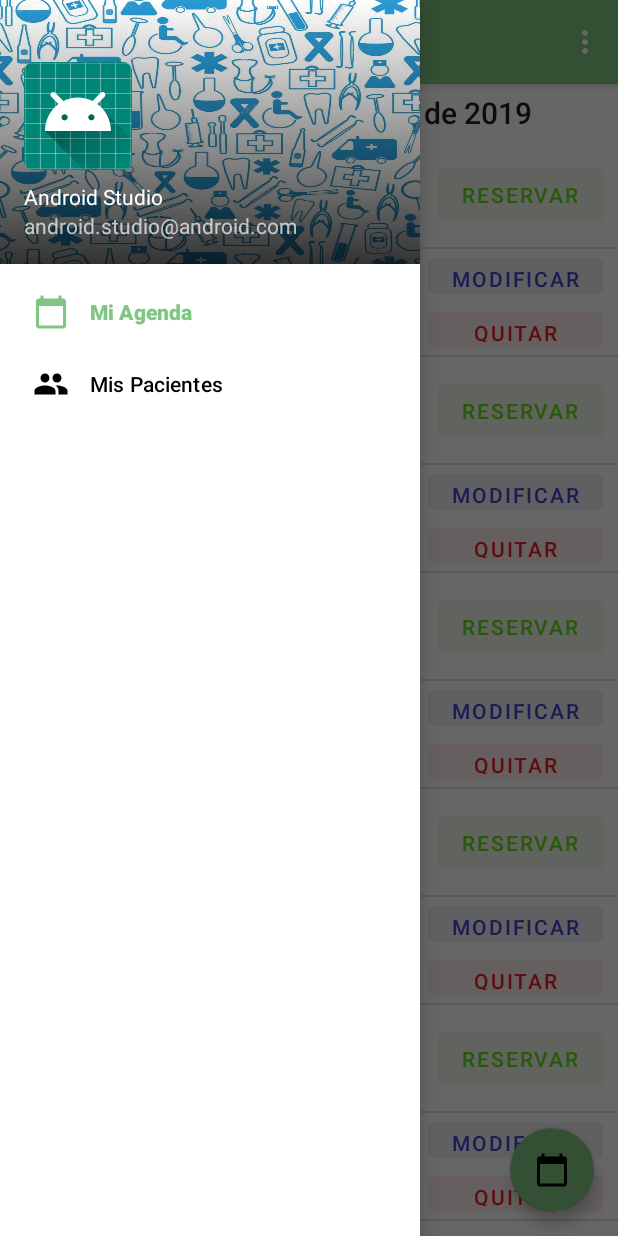
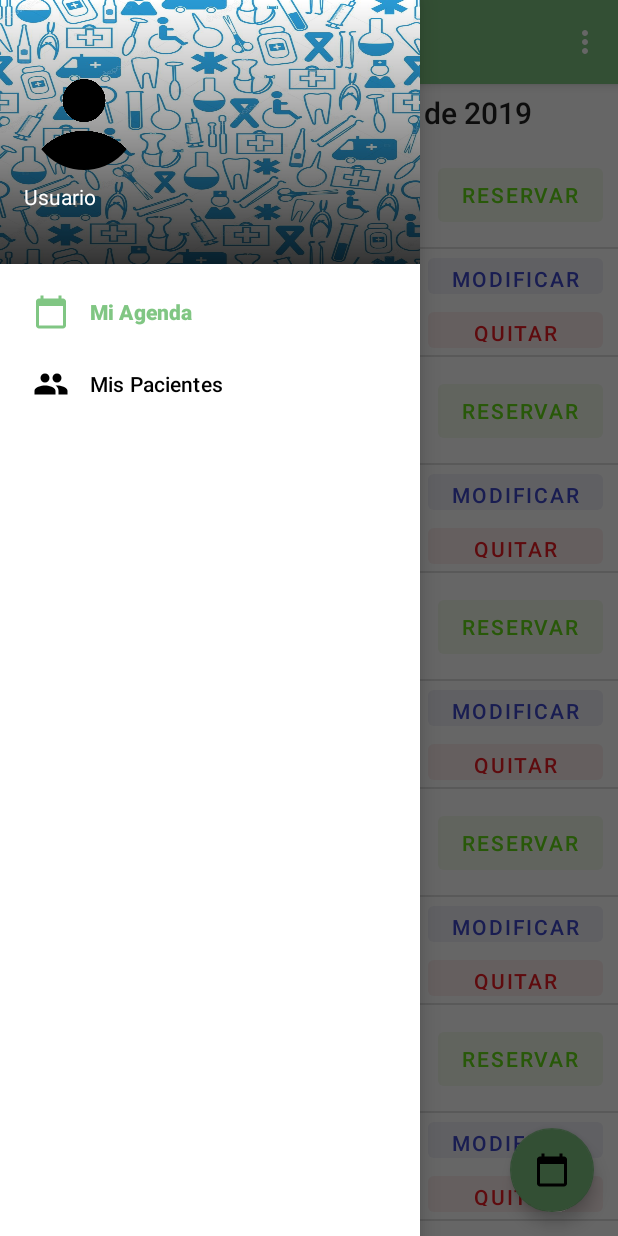
Before and after one commit to gezdiaz/MiAgenda, an Android app: the screen it shows after launch once a user with an empty profile is signed in (PrincipalActivity), with the side drawer open, on a phone screen of 412 x 824 dp. Run offline under Robolectric (Android 15) with nearby library versions, the phone set to English and light mode, and no system bars; our stand-ins replace CircleImageView, Firebase (no records; nobody signed in at launch, a user with empty details on screens opened directly), navigation-ui.

Commit message:
Actualización de la interfaz con usuario logueado
Ahora se actualiza el drawer para mostrar la información del usuario logueado.
Además cambié las imágenes por default de los pacientes y agregué una dependencia para hacer imágenes circulares.

```diff
--- a/app/build.gradle
+++ b/app/build.gradle
@@ -34,4 +34,7 @@ dependencies {
     androidTestImplementation 'androidx.test.espresso:espresso-core:3.1.1'
     implementation 'com.google.firebase:firebase-auth:19.2.0'
     implementation 'com.google.android.gms:play-services-auth:17.0.0'
+    implementation 'com.github.bumptech.glide:glide:4.8.0'
+    annotationProcessor 'com.github.bumptech.glide:compiler:4.8.0'
+    implementation 'de.hdodenhof:circleimageview:1.3.0'
 }
--- a/app/src/main/java/frsf/isi/dam/gtm/miagenda/interfaces/drawerprincipal/PrincipalActivity.java
+++ b/app/src/main/java/frsf/isi/dam/gtm/miagenda/interfaces/drawerprincipal/PrincipalActivity.java
@@ -1,6 +1,7 @@
 package frsf.isi.dam.gtm.miagenda.interfaces.drawerprincipal;
 
 import android.content.Intent;
+import android.net.Uri;
 import android.os.Bundle;
 
 import androidx.navigation.NavController;
@@ -8,6 +9,7 @@ import androidx.navigation.Navigation;
 import androidx.navigation.ui.AppBarConfiguration;
 import androidx.navigation.ui.NavigationUI;
 
+import com.bumptech.glide.Glide;
 import com.google.android.material.navigation.NavigationView;
 import com.google.firebase.auth.FirebaseAuth;
 import com.google.firebase.auth.FirebaseUser;
@@ -19,6 +21,9 @@ import androidx.appcompat.widget.Toolbar;
 
 import android.view.Menu;
 import android.view.MenuItem;
+import android.view.View;
+import android.widget.ImageView;
+import android.widget.TextView;
 
 import frsf.isi.dam.gtm.miagenda.R;
 import frsf.isi.dam.gtm.miagenda.interfaces.LoginActivity;
@@ -26,7 +31,9 @@ import frsf.isi.dam.gtm.miagenda.interfaces.LoginActivity;
 public class PrincipalActivity extends AppCompatActivity {
 
     private AppBarConfiguration mAppBarConfiguration;
-    FirebaseAuth mAuth;
+    private FirebaseAuth mAuth;
+    private TextView userNameTxt, userEmailTxt;
+    private ImageView userImageView;
 
     @Override
     protected void onCreate(Bundle savedInstanceState) {
@@ -42,10 +49,39 @@ public class PrincipalActivity extends AppCompatActivity {
             //No hay cuenta iniciada
             startActivity(new Intent(this, LoginActivity.class));
             finish();
+        }else {
+            //Hay una cuenta iniciada
+            DrawerLayout drawer = findViewById(R.id.drawer_layout);
+            NavigationView navigationView = findViewById(R.id.nav_view);
+
+            //Seteo el perfil del usuario logueado en el header del drawer
+            View headerView = navigationView.getHeaderView(0);
+            userNameTxt = headerView.findViewById(R.id.user_name_txt);
+            userEmailTxt = headerView.findViewById(R.id.user_email_txt);
+            userImageView = headerView.findViewById(R.id.user_image_view);
+
+            //nombre se usuario
+            String userName = user.getDisplayName();
+            if(userName != null && !userName.isEmpty()){
+                userNameTxt.setText(userName);
+            }else{
+                //Si el usuario no tiene nombre (inicio con mail)
+                userNameTxt.setText(R.string.usuario_default);
+            }
+            //Email siempre tiene
+            userEmailTxt.setText(user.getEmail());
+            //Foto de perfil
+            Uri photoUrl = user.getPhotoUrl();
+            if(photoUrl != null){
+                //Si tiene foto la cargo con Glide
+                Glide.with(headerView)
+                        .load(photoUrl)
+                        .into(userImageView);
+            }else{
+                //Si no tiene foto pongo la default
+                userImageView.setImageResource(R.drawable.perfil_default);
             }
 
-        DrawerLayout drawer = findViewById(R.id.drawer_layout);
-        NavigationView navigationView = findViewById(R.id.nav_view);
             // Passing each menu ID as a set of Ids because each
             // menu should be considered as top level destinations.
             mAppBarConfiguration = new AppBarConfiguration.Builder(
@@ -55,6 +91,7 @@ public class PrincipalActivity extends AppCompatActivity {
             NavController navController = Navigation.findNavController(this, R.id.nav_host_fragment);
             NavigationUI.setupActionBarWithNavController(this, navController, mAppBarConfiguration);
             NavigationUI.setupWithNavController(navigationView, navController);
+        }
     }
 
     @Override
@@ -78,6 +115,7 @@ public class PrincipalActivity extends AppCompatActivity {
                 Intent i1 = new Intent(this, LoginActivity.class);
                 //cerrar sesión
                 mAuth.signOut();
+
                 startActivity(i1);
                 finish();
                 break;
--- a/app/src/main/res/layout/nav_header_principal.xml
+++ b/app/src/main/res/layout/nav_header_principal.xml
@@ -13,15 +13,16 @@
     android:paddingBottom="@dimen/activity_vertical_margin"
     android:theme="@style/ThemeOverlay.AppCompat.Dark">
 
-    <ImageView
-        android:id="@+id/imageView"
-        android:layout_width="wrap_content"
-        android:layout_height="wrap_content"
+    <de.hdodenhof.circleimageview.CircleImageView
+        android:id="@+id/user_image_view"
+        android:layout_width="80dp"
+        android:layout_height="80dp"
         android:contentDescription="@string/nav_header_desc"
         android:paddingTop="@dimen/nav_header_vertical_spacing"
         app:srcCompat="@mipmap/ic_launcher_round" />
 
     <TextView
+        android:id="@+id/user_name_txt"
         android:layout_width="match_parent"
         android:layout_height="wrap_content"
         android:paddingTop="@dimen/nav_header_vertical_spacing"
@@ -29,7 +30,7 @@
         android:textAppearance="@style/TextAppearance.AppCompat.Body1" />
 
     <TextView
-        android:id="@+id/textView"
+        android:id="@+id/user_email_txt"
         android:layout_width="wrap_content"
         android:layout_height="wrap_content"
         android:text="@string/nav_header_subtitle" />
--- a/app/src/main/res/values/strings.xml
+++ b/app/src/main/res/values/strings.xml
@@ -62,4 +62,5 @@
     <string name="error_inicio_sesion">Se produjo un error al iniciar sesión</string>
     <string name="exito_inicio_sesion">Se inició sesión correctamente</string>
     <string name="error_inicio_sesion_google">No se pudo iniciar sesión con Google</string>
+    <string name="usuario_default">Usuario</string>
 </resources>
```
Also changed, not shown: app/src/main/res/layout/fila_paciente.xml (+5 -11 lines), app/src/main/res/drawable/paciente_default_hombre.png (added), app/src/main/res/drawable/paciente_default_img.png (deleted), app/src/main/res/drawable/paciente_default_mujer.png (added), app/src/main/res/drawable/perfil_default.png (added). Lines whose indentation alone changed are shown as unchanged.
